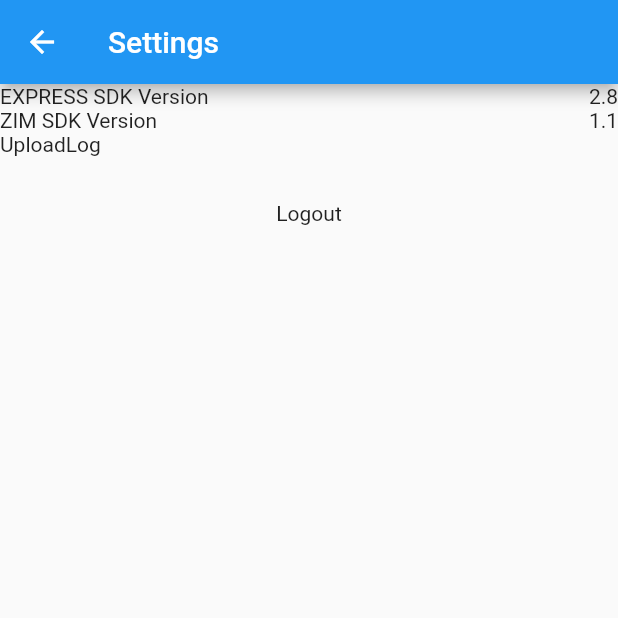
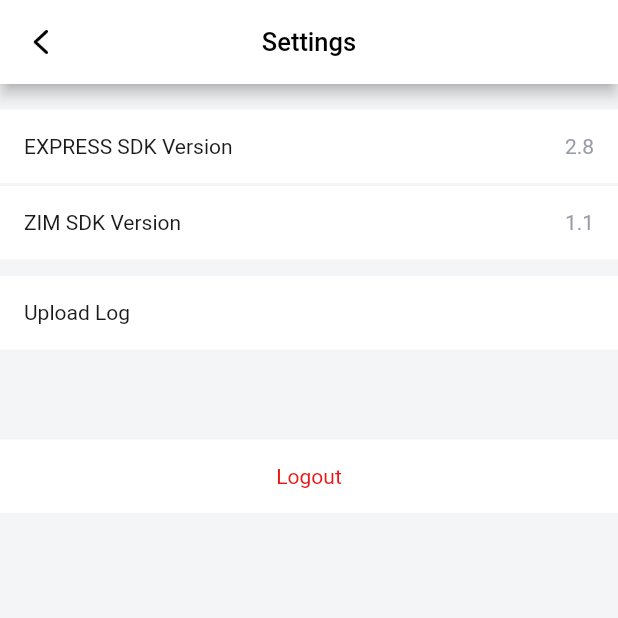
Before and after one commit to ZEGOCLOUD/live_audio_room_flutter, a Flutter app: the SettingsPage screen opened by its route, on a phone screen of 412 x 824 dp, the top half of it. Run offline on Flutter 3.47's test engine with Material 2 defaults, Android fonts, the phone set to English and light mode, and no system bars; our stand-ins replace flutter_screenutil, fluttertoast; accounts and stored records are empty.

Commit message:
💄style settings page

```diff
--- /dev/null
+++ b/lib/common/style/styles.dart
@@ -0,0 +1,39 @@
+import 'package:flutter/material.dart';
+
+/// colors
+class StyleColors {
+  static const Color dark = Color(0xff1B1B1B);
+  static const Color red = Color(0xffEE1515);
+  static const Color settingsVersion = Color(0xff989BA8);
+  static const Color settingsBackgroundColor = Color(0xffF4F5F6);
+  static const Color settingsTitleBackgroundColor = Colors.white;
+  static const Color settingsCellBackgroundColor = Colors.white;
+}
+
+/// icons
+class StyleIconUrls {
+  static const String navigator_back = 'images/navigator_back.png';
+}
+
+/// constant style
+class StyleConstant {
+  static const appBarTitleSize = 17.0;
+  static const settingsFontSize = 14.0;
+
+  static const settingAppBar = TextStyle(
+    color: Colors.black,
+    fontSize: appBarTitleSize,
+  );
+  static const settingTitle = TextStyle(
+    color: StyleColors.dark,
+    fontSize: settingsFontSize,
+  );
+  static const settingVersion = TextStyle(
+    color: StyleColors.settingsVersion,
+    fontSize: settingsFontSize,
+  );
+  static const settingLogout = TextStyle(
+    color: StyleColors.red,
+    fontSize: settingsFontSize,
+  );
+}
--- a/lib/main.dart
+++ b/lib/main.dart
@@ -54,7 +54,7 @@ class ZegoApp extends StatelessWidget {
             routes: {
               "/login": (context) => LoginPage(),
               "/settings": (context) => const SettingsPage(),
-              "/room_entrance": (context) => const RoomEntrancePage(),
+              "/room_entrance": (context) => RoomEntrancePage(),
               "/room_seats": (context) => const RoomSeatsPage()
             },
           ),
--- a/lib/page/room/room_entrance_page.dart
+++ b/lib/page/room/room_entrance_page.dart
@@ -183,7 +183,7 @@ class RoomEntrancePage extends StatelessWidget {
           ],
         ),
       ),
-    ));
+    )));
 
 
     // return Scaffold(
--- a/lib/page/settings/settings_page.dart
+++ b/lib/page/settings/settings_page.dart
@@ -1,20 +1,86 @@
 import 'package:flutter/material.dart';
+import 'package:live_audio_room_flutter/common/style/styles.dart';
 
-class SettingPageDisplayRow extends StatelessWidget {
+class SettingSDKVersionWidget extends StatelessWidget {
   final String title;
   final String content;
 
-  const SettingPageDisplayRow({required this.title, required this.content});
+  const SettingSDKVersionWidget({required this.title, required this.content});
 
   @override
   Widget build(BuildContext context) {
-    return Row(children: [
-      Text(title, textDirection: TextDirection.ltr),
+    return Container(
+        decoration: const BoxDecoration(
+          color: StyleColors.settingsCellBackgroundColor,
+        ),
+        padding: const EdgeInsets.only(left: 16, top: 0, right: 16, bottom: 0),
+        child: SizedBox(
+            height: 49,
+            child: Row(children: [
+              Text(title,
+                  style: StyleConstant.settingTitle,
+                  textDirection: TextDirection.ltr),
               const Expanded(
                 child: Text(''),
               ),
-      Text(content, textDirection: TextDirection.rtl)
-    ]);
+              Text(content,
+                  style: StyleConstant.settingVersion,
+                  textDirection: TextDirection.rtl)
+            ])));
+  }
+}
+
+class SettingsUploadLogWidget extends StatelessWidget {
+  const SettingsUploadLogWidget({Key? key}) : super(key: key);
+
+  @override
+  Widget build(BuildContext context) {
+    return Container(
+        decoration: const BoxDecoration(
+          color: StyleColors.settingsCellBackgroundColor,
+        ),
+        padding: const EdgeInsets.only(left: 16, top: 0, right: 16, bottom: 0),
+        margin: const EdgeInsets.only(left: 0, top: 0, right: 0, bottom: 60),
+        child: SizedBox(
+            height: 49,
+            child: InkWell(
+              onTap: () {
+                //  TODO@yuuyj call user logout logic
+              },
+              child: Row(
+                children: const [
+                  Text('Upload Log',
+                      style: StyleConstant.settingTitle,
+                      textDirection: TextDirection.ltr),
+                  Expanded(
+                    child: Text(''),
+                  )
+                ],
+              ),
+            )));
+  }
+}
+
+class SettingsLogoutWidget extends StatelessWidget {
+  const SettingsLogoutWidget({Key? key}) : super(key: key);
+
+  @override
+  Widget build(BuildContext context) {
+    return Container(
+        height: 49,
+        width: double.infinity,
+        decoration: const BoxDecoration(
+          color: StyleColors.settingsCellBackgroundColor,
+        ),
+        child: Center(
+            child: InkWell(
+          onTap: () {
+            //  TODO@yuuyj call user logout logic
+            Navigator.pushReplacementNamed(context, "/login");
+          },
+          child: const Text('Logout',
+              textAlign: TextAlign.center, style: StyleConstant.settingLogout),
+        )));
   }
 }
 
@@ -25,46 +91,45 @@ class SettingsPage extends StatelessWidget {
   Widget build(BuildContext context) {
     return Scaffold(
         appBar: AppBar(
-        title: Text('Settings', textDirection: TextDirection.ltr),
+          leading: IconButton(
+              icon: Image.asset(StyleIconUrls.navigator_back),
+              onPressed: () =>
+                  Navigator.pushReplacementNamed(context, "/room_entrance")),
+          title: const Text('Settings',
+              style: StyleConstant.settingAppBar,
+              textDirection: TextDirection.ltr),
+          centerTitle: true,
+          backgroundColor: StyleColors.settingsTitleBackgroundColor,
         ),
         body: SafeArea(
+          child: Container(
+              decoration: const BoxDecoration(
+                  color: StyleColors.settingsBackgroundColor),
+              child: Column(children: [
+                // sdk version
+                Container(
+                    margin: const EdgeInsets.only(
+                        left: 0, top: 16, right: 0, bottom: 10),
                     child: Column(
-            children: [
-              // sdk version
-              Column(
                       children: const [
                         //  TODO@yuyj get sdk version
-                  SettingPageDisplayRow(
+                        SettingSDKVersionWidget(
                             title: 'EXPRESS SDK Version', content: '2.8'),
-                  SettingPageDisplayRow(
+                        SettingSDKVersionWidget(
                             title: 'ZIM SDK Version', content: '1.1')
-                ],
-              ),
+                      ]
+                          .map((e) => Padding(
+                                child: e,
+                                padding:
+                                    const EdgeInsets.symmetric(vertical: 1),
+                              ))
+                          .toList(),
+                    )),
                 // log version
-              InkWell(
-                onTap: () {
-                  //  TODO@yuuyj call user logout logic
-                },
-                child: Row(
-                  children: const [
-                    Text('UploadLog'),
-                    Expanded(
-                      child: Text(''),
-                    )
-                  ],
-                ),
-              ),
-              // space
-              const SizedBox(height: 30),
+                const SettingsUploadLogWidget(),
                 // logout
-              InkWell(
-                onTap: () {
-                  //  TODO@yuuyj call user logout logic
-                },
-                child: const Text('Logout'),
-              ),
-            ]),
-      ),
-    );
+                const SettingsLogoutWidget()
+              ])),
+        ));
   }
 }
--- a/pubspec.yaml
+++ b/pubspec.yaml
@@ -89,3 +89,7 @@ flutter:
   #
   # For details regarding fonts from package dependencies,
   # see https://flutter.dev/custom-fonts/#from-packages
+  assets:
+    - images/navigator_back.png
+    - images/2.0x/navigator_back.png
+    - images/3.0x/navigator_back.png
```
Also changed, not shown: images/2.0x/navigator_back.png (added), images/3.0x/navigator_back.png (added), images/navigator_back.png (added). Lines whose indentation alone changed are shown as unchanged.
